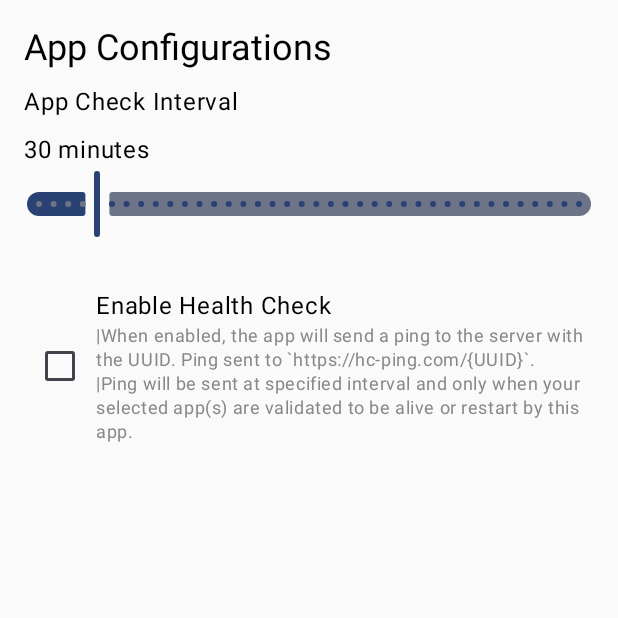
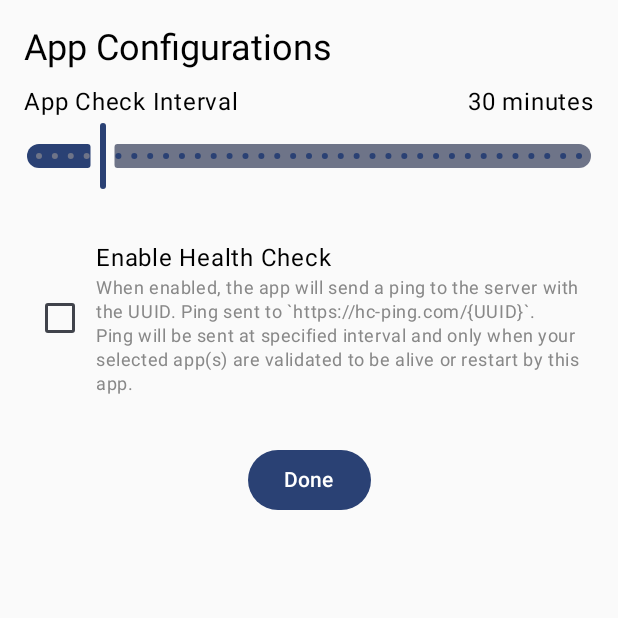
Before and after one commit to hossain-khan/android-keep-alive, an Android app built with Jetpack Compose: the AppConfigScreen screen opened through its navigation route, on a phone screen of 412 x 824 dp, the top half of it. Run offline under Robolectric (Android 15) with nearby library versions, the phone set to English and light mode, and no system bars; our stand-ins replace Timber, livedata-compose.

Commit message:
[ADDED] Done button and proper stepping

```diff
--- a/app/src/main/java/dev/hossain/keepalive/MainActivity.kt
+++ b/app/src/main/java/dev/hossain/keepalive/MainActivity.kt
@@ -113,7 +113,7 @@ class MainActivity : ComponentActivity() {
                             grantedCount = grantedPermissionCount,
                         )
                     }
-                    composable(Screen.AppConfigs.route) { AppConfigScreen(context = applicationContext) }
+                    composable(Screen.AppConfigs.route) { AppConfigScreen(navController, applicationContext) }
                     composable(Screen.AppSettings.route) { SettingsScreen(navController) }
                 }
             }
--- a/app/src/main/java/dev/hossain/keepalive/ui/screen/AppAdditionalConfigs.kt
+++ b/app/src/main/java/dev/hossain/keepalive/ui/screen/AppAdditionalConfigs.kt
@@ -1,6 +1,7 @@
 package dev.hossain.keepalive.ui.screen
 
 import android.content.Context
+import androidx.compose.foundation.layout.Arrangement
 import androidx.compose.foundation.layout.Column
 import androidx.compose.foundation.layout.Row
 import androidx.compose.foundation.layout.Spacer
@@ -8,6 +9,7 @@ import androidx.compose.foundation.layout.fillMaxWidth
 import androidx.compose.foundation.layout.height
 import androidx.compose.foundation.layout.padding
 import androidx.compose.foundation.text.KeyboardOptions
+import androidx.compose.material3.Button
 import androidx.compose.material3.Checkbox
 import androidx.compose.material3.MaterialTheme
 import androidx.compose.material3.OutlinedTextField
@@ -26,6 +28,7 @@ import androidx.compose.ui.Modifier
 import androidx.compose.ui.graphics.Color
 import androidx.compose.ui.text.input.KeyboardType
 import androidx.compose.ui.unit.dp
+import androidx.navigation.NavController
 import dev.hossain.keepalive.data.SettingsRepository
 import dev.hossain.keepalive.util.AppConfig.DEFAULT_APP_CHECK_INTERVAL
 import kotlinx.coroutines.launch
@@ -33,6 +36,7 @@ import timber.log.Timber
 
 @Composable
 fun AppConfigScreen(
+    navController: NavController,
     context: Context,
     settingsRepository: SettingsRepository = SettingsRepository(context),
 ) {
@@ -59,14 +63,18 @@ fun AppConfigScreen(
         Spacer(modifier = Modifier.height(8.dp))
 
         // App Check Interval Setting
-        Text(text = "App Check Interval")
-        Spacer(modifier = Modifier.height(8.dp))
-        Text(text = "${appCheckIntervalValue.toInt()} minutes") // Show selected interval
+        Row(
+            modifier = Modifier.fillMaxWidth(),
+            horizontalArrangement = Arrangement.SpaceBetween,
+        ) {
+            Text(text = "App Check Interval")
+            Text(text = "${appCheckIntervalValue.toInt()} minutes")
+        }
         Slider(
             value = appCheckIntervalValue,
             onValueChange = { appCheckIntervalValue = it },
             valueRange = 10f..180f,
-            steps = 180 / 5,
+            steps = (180 - 10) / 5 - 1,
             modifier = Modifier.fillMaxWidth(),
             onValueChangeFinished = {
                 // Save the value when the user stops dragging the slider
@@ -96,7 +104,7 @@ fun AppConfigScreen(
                         """
                         |When enabled, the app will send a ping to the server with the UUID. Ping sent to `https://hc-ping.com/{UUID}`.
                         |Ping will be sent at specified interval and only when your selected app(s) are validated to be alive or restart by this app.
-                        """.trimIndent(),
+                        """.trimMargin(),
                     style = MaterialTheme.typography.bodySmall,
                     color = Color.Gray,
                 )
@@ -138,6 +146,16 @@ fun AppConfigScreen(
                 }
             }
         }
+
+        Spacer(modifier = Modifier.height(16.dp))
+
+        // Done Button
+        Button(
+            onClick = { navController.popBackStack() },
+            modifier = Modifier.align(Alignment.CenterHorizontally),
+        ) {
+            Text("Done")
+        }
     }
 
     LaunchedEffect(appCheckInterval) {
```
